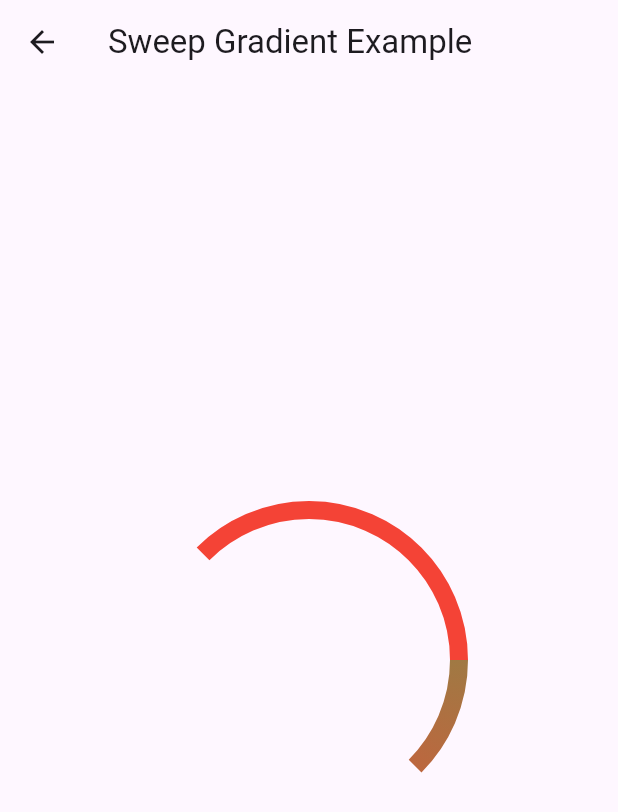
After one commit to Harishwarrior/animations_masterclass, a Flutter app: the SweepGradientExample screen opened directly, on a phone screen of 412 x 824 dp. The commit adds this screen. Shown: the top 812 px of the screen. Run offline on Flutter 3.47's test engine with Material 3 defaults, Android fonts, the phone set to English and light mode, and no system bars.

Commit message:
feat(animations): add analog clock and sweep gradient examples with scrollable UI
- Add new analog clock custom painter with real-time hour, minute, and second hands
- Add new sweep gradient example for animation demonstrations
- Make main navigation scrollable with SingleChildScrollView for better UX
- Minor color change in square box example (blue to pink)

```diff
--- a/lib/src/features/explicit/custom_painter/square_box.dart
+++ b/lib/src/features/explicit/custom_painter/square_box.dart
@@ -21,7 +21,7 @@ class SquareBoxPainter extends CustomPainter {
   @override
   void paint(Canvas canvas, Size size) {
     final paint = Paint()
-      ..color = Colors.blue
+      ..color = Colors.pink
       ..strokeWidth = 20
       ..strokeCap = StrokeCap.square;
     canvas.drawLine(Offset(20, 20), Offset(100, 20), paint);
--- /dev/null
+++ b/lib/src/features/explicit/custom_painter/sweep_gradient.dart
@@ -0,0 +1,49 @@
+import 'package:flutter/material.dart';
+
+class SweepGradientExample extends StatefulWidget {
+  const SweepGradientExample({super.key});
+
+  @override
+  State<SweepGradientExample> createState() => _SweepGradientExampleState();
+}
+
+class _SweepGradientExampleState extends State<SweepGradientExample> {
+  @override
+  Widget build(BuildContext context) {
+    return Scaffold(
+      appBar: AppBar(title: const Text('Sweep Gradient Example')),
+      body: Center(
+        child: SizedBox(
+          width: 200,
+          height: 200,
+          child: CustomPaint(painter: SpeedPainter(3.14)),
+        ),
+      ),
+    );
+  }
+}
+
+class SpeedPainter extends CustomPainter {
+  final double value;
+
+  SpeedPainter(this.value);
+
+  @override
+  void paint(Canvas canvas, Size size) {
+    final rect = Offset.zero & size;
+
+    final paint = Paint()
+      ..shader = SweepGradient(
+        colors: [Colors.green, Colors.red],
+        startAngle: -3.14 * 3 / 4,
+        endAngle: 3.14 * 3 / 4,
+      ).createShader(rect)
+      ..style = PaintingStyle.stroke
+      ..strokeWidth = 12;
+
+    canvas.drawArc(rect, -3.14 * 3 / 4, value, false, paint);
+  }
+
+  @override
+  bool shouldRepaint(covariant SpeedPainter old) => old.value != value;
+}
```
Also changed, not shown: lib/main.dart (+20 -1 lines), lib/src/features/explicit/custom_painter/analog_clock.dart (added, +147 -0 lines).
